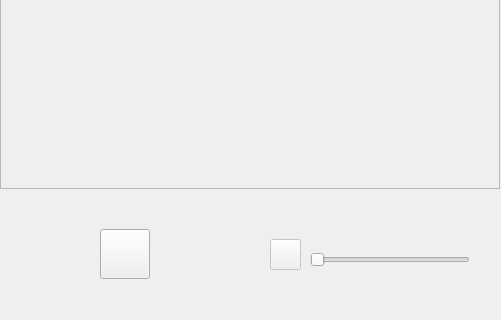
This is introductionvideowindow.ui in University-of-Utah-CS3505/a8-edu-app-PaulNuffer as Qt 5 draws it before an edit; both pictures show x 0 to 501 and y 311 to 631 of the 501 by 631 pixel window. The edited form follows.
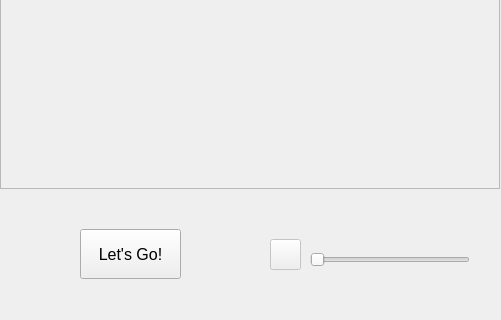
This is the edited form.

The edit to the form file:
```diff
--- a/introductionvideowindow.ui
+++ b/introductionvideowindow.ui
@@ -16,17 +16,22 @@
   <widget class="QToolButton" name="exitButton">
    <property name="geometry">
     <rect>
-     <x>100</x>
+     <x>80</x>
      <y>540</y>
-     <width>50</width>
+     <width>101</width>
      <height>50</height>
     </rect>
    </property>
+   <property name="font">
+    <font>
+     <pointsize>12</pointsize>
+    </font>
+   </property>
    <property name="toolTip">
     <string>Exit</string>
    </property>
    <property name="text">
-    <string/>
+    <string>Let's Go!</string>
    </property>
   </widget>
   <widget class="QSlider" name="volumeSlider">
```
